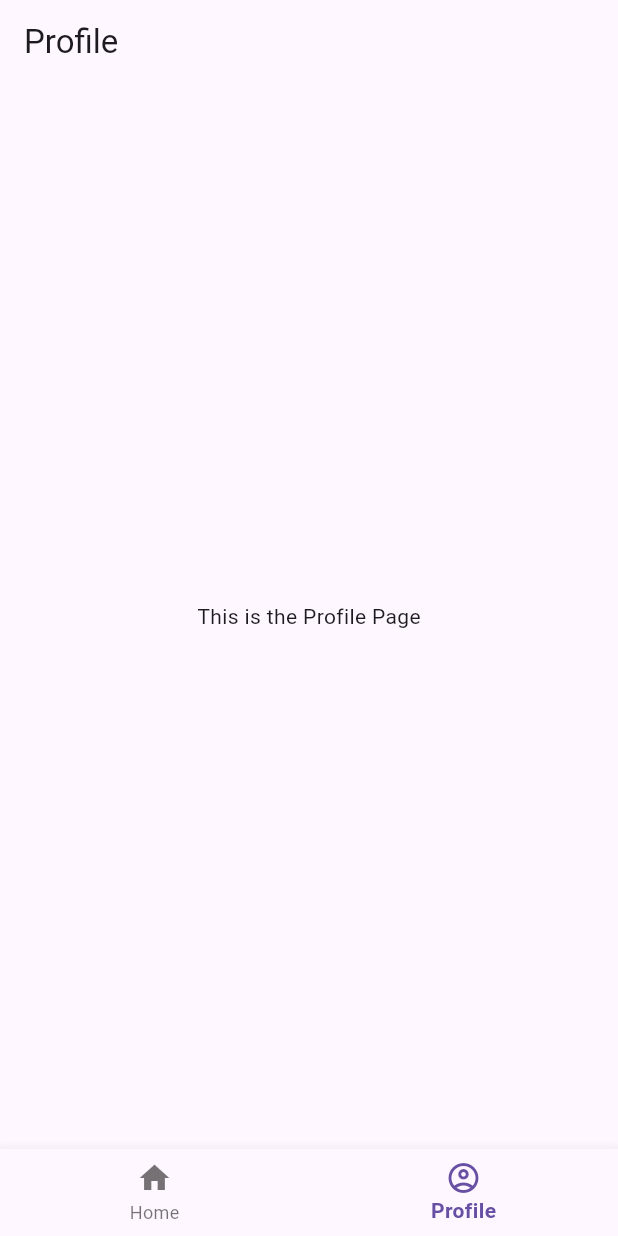
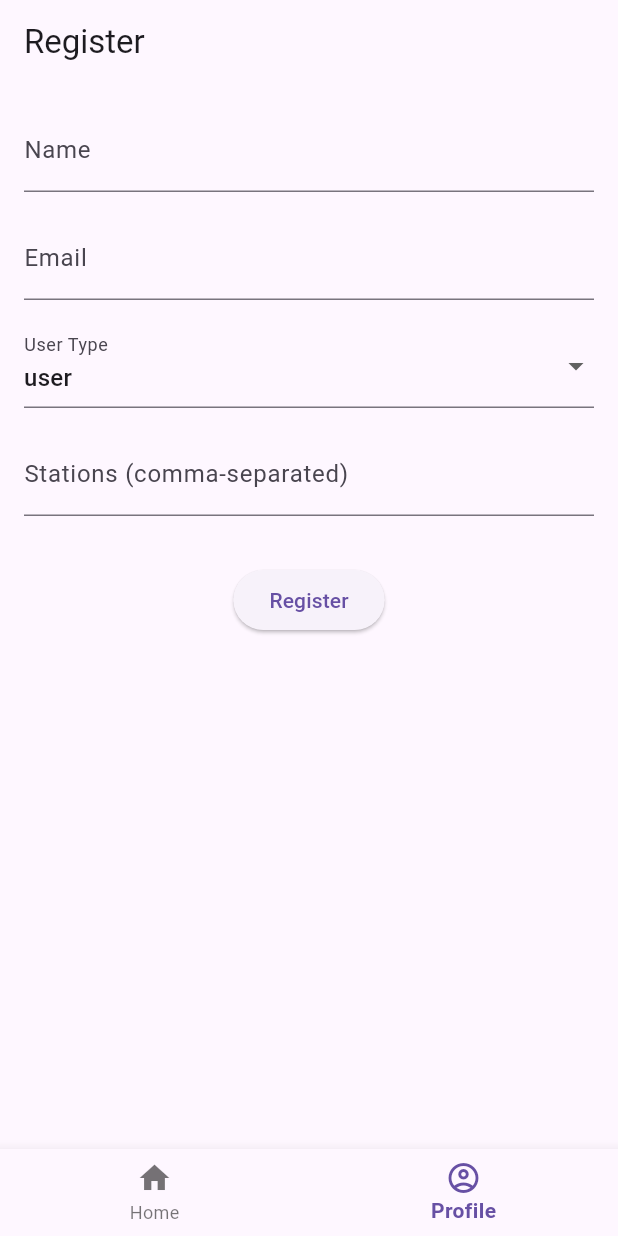
Before and after one commit to wallX/FEUP-MEIC-LGP, a Flutter app: the screen it shows after launch, item 2 of the bottom bar chosen, on a phone screen of 412 x 824 dp. Run offline on Flutter 3.47's test engine with Material 3 defaults, Android fonts, the phone set to English and light mode, and no system bars; our stand-ins replace cross_file, file_picker, shared_preferences, video_player; missing offline and left inert: tus_client_dart, tusc.

Commit message:
register page

```diff
--- a/app/lib/pages/main_page.dart
+++ b/app/lib/pages/main_page.dart
@@ -1,4 +1,5 @@
 import 'package:app/manager/theme_manager.dart';
+import 'package:app/pages/register_page.dart';
 import 'package:flutter/material.dart';
 import 'package:app/widgets/nav_bar.dart';
 import 'package:app/pages/home_page.dart';
@@ -16,7 +17,7 @@ class _MainPageState extends State<MainPage> with WidgetsBindingObserver {
 
   static const List<Widget> _pages = <Widget>[
     HomePage(),
-    ProfilePage(),
+    RegisterPage(),
   ];
 
   void _onItemTapped(int index) {
--- /dev/null
+++ b/app/lib/pages/register_page.dart
@@ -0,0 +1,108 @@
+import 'package:flutter/material.dart';
+import '../data/user.dart';
+
+class RegisterPage extends StatefulWidget {
+  const RegisterPage({super.key});
+
+  @override
+  _RegisterPageState createState() => _RegisterPageState();
+}
+
+class _RegisterPageState extends State<RegisterPage> {
+  final _formKey = GlobalKey<FormState>();
+  final TextEditingController _nameController = TextEditingController();
+  final TextEditingController _emailController = TextEditingController();
+  UserType _selectedUserType = UserType.user;
+  final TextEditingController _stationsController = TextEditingController();
+
+  void _register() {
+    if (_formKey.currentState!.validate()) {
+      final user = User(
+        name: _nameController.text,
+        email: _emailController.text,
+        userType: _selectedUserType,
+        stations: _stationsController.text.isNotEmpty
+            ? _stationsController.text.split(',')
+            : null,
+      );
+
+      debugPrint('User Registered: ${user.name}, ${user.email}, ${user.userType}, ${user.stations}');
+    }
+  }
+
+  @override
+  Widget build(BuildContext context) {
+    return Scaffold(
+      appBar: AppBar(
+        title: const Text('Register'),
+      ),
+      body: Padding(
+        padding: const EdgeInsets.all(16.0),
+        child: Form(
+          key: _formKey,
+          child: SingleChildScrollView(
+            child: Column(
+              crossAxisAlignment: CrossAxisAlignment.start,
+              children: [
+                TextFormField(
+                  controller: _nameController,
+                  decoration: const InputDecoration(labelText: 'Name'),
+                  validator: (value) {
+                    if (value == null || value.isEmpty) {
+                      return 'Please enter your name';
+                    }
+                    return null;
+                  },
+                ),
+                const SizedBox(height: 16),
+                TextFormField(
+                  controller: _emailController,
+                  decoration: const InputDecoration(labelText: 'Email'),
+                  validator: (value) {
+                    if (value == null || value.isEmpty) {
+                      return 'Please enter your email';
+                    }
+                    if (!RegExp(r'^[^@]+@[^@]+\.[^@]+').hasMatch(value)) {
+                      return 'Please enter a valid email';
+                    }
+                    return null;
+                  },
+                ),
+                const SizedBox(height: 16),
+                DropdownButtonFormField<UserType>(
+                  value: _selectedUserType,
+                  decoration: const InputDecoration(labelText: 'User Type'),
+                  items: UserType.values.map((UserType type) {
+                    return DropdownMenuItem<UserType>(
+                      value: type,
+                      child: Text(type.toString().split('.').last),
+                    );
+                  }).toList(),
+                  onChanged: (UserType? newValue) {
+                    setState(() {
+                      _selectedUserType = newValue!;
+                    });
+                  },
+                ),
+                const SizedBox(height: 16),
+                TextFormField(
+                  controller: _stationsController,
+                  decoration: const InputDecoration(
+                    labelText: 'Stations (comma-separated)',
+                  ),
+                ),
+                const SizedBox(height: 32),
+                Center(
+                  child: ElevatedButton(
+                    onPressed: _register,
+                    child: const Text('Register'),
+                  ),
+                ),
+              ],
+            ),
+          ),
+        ),
+      ),
+    );
+  }
+}
```
